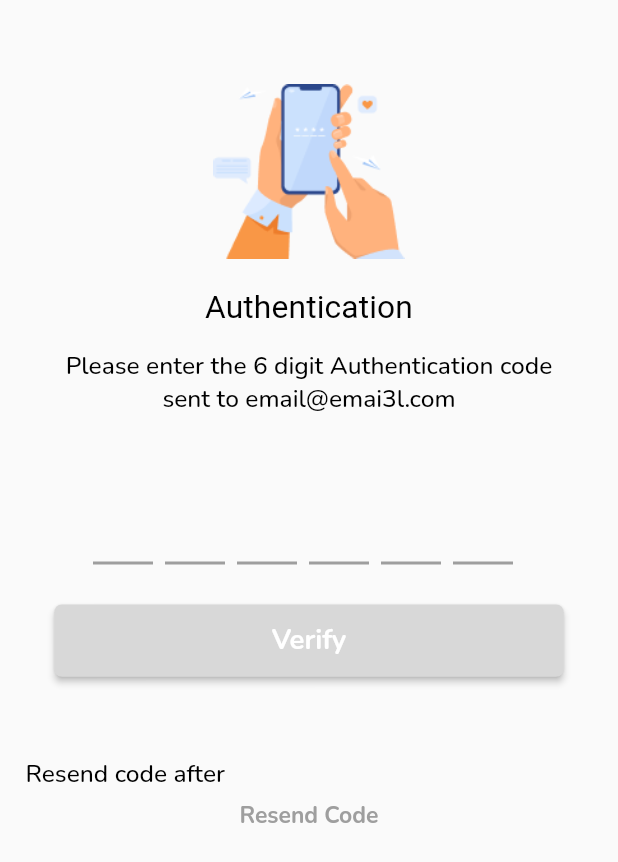
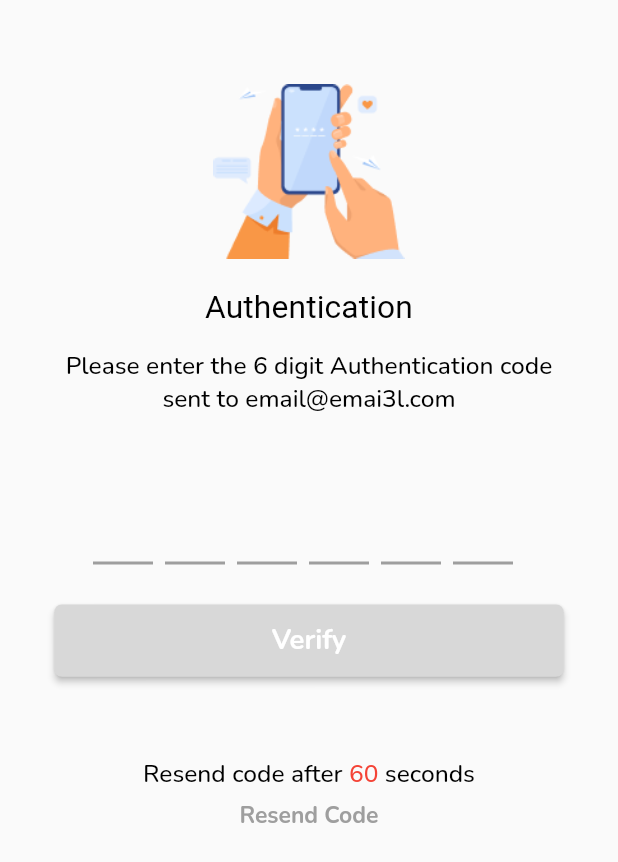
Before and after one commit to MaxTrent/chatbeeper-mobile, a Flutter app: the OtpEmail screen opened by its route, on a phone screen of 412 x 824 dp. Shown: the top 862 px of the screen. Run offline on Flutter 3.47's test engine with Material 2 defaults, Android fonts, the phone set to English and light mode, and no system bars; drawn by our look-alikes of flutter_otp_text_field; our stand-ins replace carousel_slider, country_code_picker, datetime_picker_formfield, dotted_border, expandable, flutter_countdown_timer and 12 more; accounts and stored records are empty; network calls fail; Roboto replaces fonts that are missing (Ubuntu); project files that could hold a hidden picture were left out.

Commit message:
updating chatbeeper

```diff
--- a/lib/Screens/otp_email.dart
+++ b/lib/Screens/otp_email.dart
@@ -1,13 +1,15 @@
 import 'dart:async';
 
+import 'package:chat_beeper/provider/countdown_provider.dart';
 import 'package:flutter_countdown_timer/flutter_countdown_timer.dart';
 import 'package:chat_beeper/Screens/colllection/home_page.dart';
 import 'package:chat_beeper/Screens/otp_failed.dart';
 import 'package:chat_beeper/Screens/sign_in.dart';
-import 'package:chat_beeper/model/OtpModel_email.dart';
+import 'package:chat_beeper/model/otpmodel_email.dart';
 import 'package:flutter/gestures.dart';
 import 'package:flutter/material.dart';
 import 'package:flutter_otp_text_field/flutter_otp_text_field.dart';
+import 'package:provider/provider.dart';
 import '../constants.dart';
 import 'otp_passed.dart';
 import 'package:flutter_screenutil/flutter_screenutil.dart';
@@ -44,7 +46,6 @@ class _OtpEmailState extends State<OtpEmail> {
   @override
   void dispose() {
     errorController!.close();
-
     super.dispose();
   }
 
@@ -123,7 +124,6 @@ class _OtpEmailState extends State<OtpEmail> {
   //   }
   // }
   @override
-  @override
   Widget build(BuildContext context) {
     double w = MediaQuery.of(context).size.width;
     double h = MediaQuery.of(context).size.height;
@@ -131,7 +131,9 @@ class _OtpEmailState extends State<OtpEmail> {
       context,
       designSize: Size(485, 926),
     );
-    return Scaffold(
+    return ChangeNotifierProvider(
+      create: (context) => CountDown(),
+      child: Scaffold(
           body: SingleChildScrollView(
               physics: NeverScrollableScrollPhysics(),
               child: Form(
@@ -177,8 +179,9 @@ class _OtpEmailState extends State<OtpEmail> {
                           child: Form(
                             key: formKey,
                             child: OtpTextField(
-                            cursorColor:
-                                Theme.of(context).colorScheme.secondaryVariant,
+                              cursorColor: Theme.of(context)
+                                  .colorScheme
+                                  .secondaryVariant,
                               textStyle: Theme.of(context)
                                   .primaryTextTheme
                                   .bodyText1!
@@ -222,8 +225,8 @@ class _OtpEmailState extends State<OtpEmail> {
                                         RoundedRectangleBorder>(
                                     RoundedRectangleBorder(
                                   borderRadius: BorderRadius.circular(6.r),
-                                side:
-                                    const BorderSide(color: Colors.transparent),
+                                  side: const BorderSide(
+                                      color: Colors.transparent),
                                 ))),
                             onPressed: () => Navigator.push(
                                 context,
@@ -232,7 +235,8 @@ class _OtpEmailState extends State<OtpEmail> {
                             child: Text(
                               'Verify',
                               textAlign: TextAlign.center,
-                            style: Theme.of(context).primaryTextTheme.headline3,
+                              style:
+                                  Theme.of(context).primaryTextTheme.headline3,
                               // TextStyle(
                               //     color: Colors.white,
                               //     fontWeight: FontWeight.w500,
@@ -249,18 +253,28 @@ class _OtpEmailState extends State<OtpEmail> {
                         Column(
                           mainAxisAlignment: MainAxisAlignment.center,
                           children: [
-                          Row(
-                            children: [
-                              RichText(
+                            Consumer<CountDown>(
+                              builder: (context, provider, child) => RichText(
                                 text: TextSpan(text: '', children: [
                                   TextSpan(
-                                      text: 'Resend code after ',
+                                      text: 'Resend code after',
                                       style: Theme.of(context)
                                           .primaryTextTheme
                                           .bodyText1),
+                                  TextSpan(
+                                      text: ' ${provider.seconds}',
+                                      style: Theme.of(context)
+                                          .primaryTextTheme
+                                          .bodyText1!
+                                          .copyWith(color: Colors.red)),
+                                  TextSpan(
+                                    text: ' seconds',
+                                    style: Theme.of(context)
+                                        .primaryTextTheme
+                                        .bodyText1,
+                                  )
                                 ]),
                               ),
-                            ],
                             ),
                             SizedBox(
                               height: 8.h,
@@ -288,7 +302,8 @@ class _OtpEmailState extends State<OtpEmail> {
                         ),
                       ]),
                     ), //TopOW
-                ]))));
+                  ])))),
+    );
   }
 
   Future<void> verifyEmail() async {
@@ -334,7 +349,7 @@ class _OtpEmailState extends State<OtpEmail> {
         );
       }
       if (otpcontroller.text.isEmpty) {
-        if (mounted) return;
+        if (!mounted) return;
         ScaffoldMessenger.of(context).showSnackBar(
           SnackBar(
             content: Text('Incorrect details',
--- a/lib/Screens/sign_Up_personal.dart
+++ b/lib/Screens/sign_Up_personal.dart
@@ -64,6 +64,7 @@ class CreateAccount extends StatefulWidget {
 class _CreateAccountState extends State<CreateAccount> {
   var _pageController = PageController();
   final format = DateFormat("dd/MM/yyyy");
+
   String? email;
   DateTime? birthday;
   String? password;
--- a/lib/main.dart
+++ b/lib/main.dart
@@ -4,6 +4,7 @@ import 'package:chat_beeper/Screens/otp_email.dart';
 import 'package:chat_beeper/Screens/profile_page.dart';
 import 'package:chat_beeper/Screens/sponsor_beep.dart';
 import 'package:chat_beeper/Widgets/Post.dart';
+import 'package:chat_beeper/provider/theme_provider.dart';
 import 'package:chat_beeper/themedata.dart';
 import 'package:flutter/material.dart';
 import 'package:provider/provider.dart';
@@ -28,7 +29,7 @@ import 'package:chat_beeper/Screens/colllection/room.dart';
 import 'package:flutter_screenutil/flutter_screenutil.dart';
 import 'package:flutter/services.dart';
 
-void main() {
+Future<void> main() async {
   runApp(const MyApp());
 }
 
--- a/lib/provider/countdown_provider.dart
+++ b/lib/provider/countdown_provider.dart
@@ -1,11 +1,38 @@
+import 'dart:async';
+
 import 'package:flutter/material.dart';
 import 'package:flutter/foundation.dart';
 
 class CountDown extends ChangeNotifier {
-  int? _countTime;
-  int? get countTime => _countTime;
+  static const maxSeconds = 60;
+  late Timer _countDownTimer;
+  int _seconds = maxSeconds;
+  int get seconds => _seconds;
+  Timer get countDownTimer => _countDownTimer;
 
-  void countDown() {
+  startCountDown() {
+    Timer.periodic(Duration(seconds: 1), (_) => setCountDown());
     notifyListeners();
   }
+
+  Future<void> resetCountDown() async {
+    stopCountDown();
+    _seconds = maxSeconds;
+    _seconds--;
+    notifyListeners();
+  }
+
+  Future<void> stopCountDown() async {
+    _countDownTimer.cancel();
+    notifyListeners();
+  }
+
+  Future<void> setCountDown() async {
+    _seconds--;
+    notifyListeners();
+  }
+
+  // Widget buildTimer() {
+  //   return Text('$seconds');
+  // }
 }
--- a/pubspec.yaml
+++ b/pubspec.yaml
@@ -45,6 +45,7 @@ dependencies:
   provider: ^6.0.3
   flutter_countdown_timer: ^4.1.0
   shared_preferences: ^2.0.15
+  flutter_secure_storage: ^6.0.0
 
 dev_dependencies:
   flutter_test:
```
Also changed, not shown: lib/Screens/colllection/chats.dart (+46 -16 lines), lib/Screens/colllection/create_comment.dart (+18 -9 lines), lib/Screens/colllection/dm.dart (+12 -9 lines), lib/Screens/colllection/settings_page.dart (+30 -19 lines), lib/Screens/sign_in.dart (+13 -28 lines), lib/Widgets/dm_list.dart (+6 -2 lines), lib/data/secure_storage.dart (added, +14 -0 lines), lib/provider/preferences.dart (added, +35 -0 lines), lib/provider/theme_provider.dart (added, +25 -0 lines), lib/data/api_services.dart (renamed from lib/api/api_services.dart), lib/model/Signin_model.dart (indentation only), pubspec.lock. Lines whose indentation alone changed are shown as unchanged.
